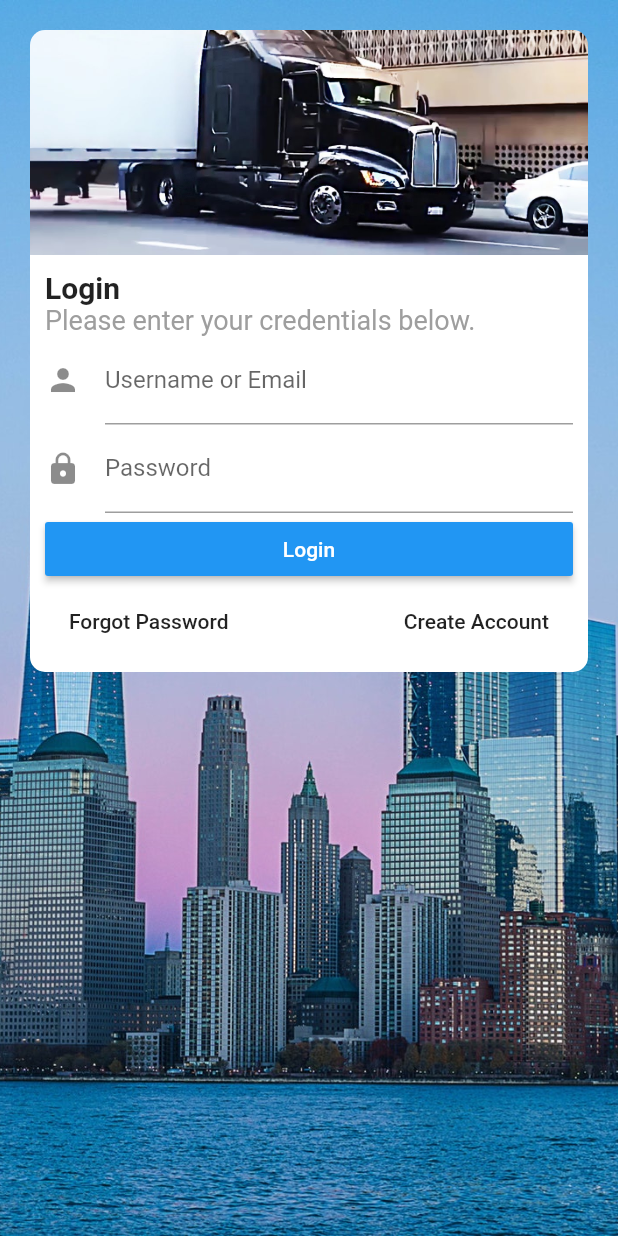
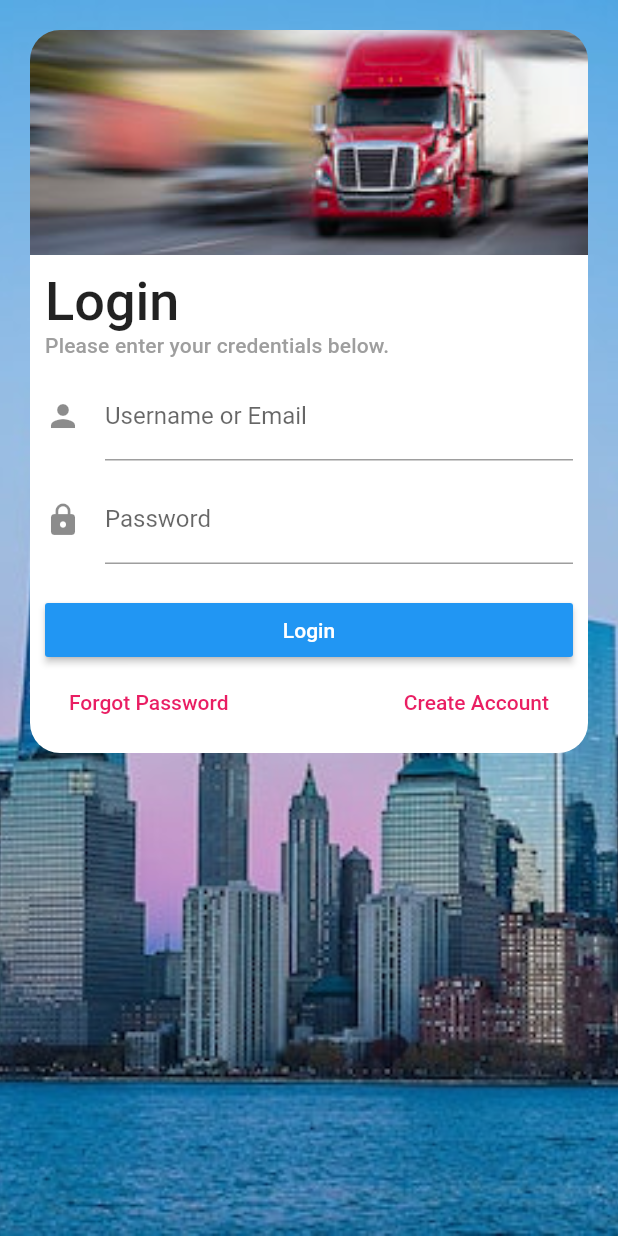
Before and after one commit to seamusv/challenge04, a Flutter app: the screen it shows after launch, on a phone screen of 412 x 824 dp. Run offline on Flutter 3.47's test engine with Material 2 defaults, Android fonts, the phone set to English and light mode, and no system bars; Roboto replaces fonts that are missing (Montserrat).

Commit message:
Fixed overflow issue

```diff
--- a/lib/main.dart
+++ b/lib/main.dart
@@ -11,6 +11,14 @@ class MyApp extends StatelessWidget {
       title: 'Flutter Demo',
       theme: ThemeData(
         primarySwatch: Colors.blue,
+        accentColor: Colors.pink,
+        fontFamily: 'Montserrat',
+        textTheme: TextTheme(
+          headline: TextStyle(fontSize: 72.0, fontWeight: FontWeight.bold),
+          title: TextStyle(fontSize: 36.0),
+          subtitle: TextStyle(color: Colors.grey),
+          body1: TextStyle(fontSize: 14.0, fontFamily: 'Hind'),
+        ),
       ),
       home: MyHomePage(),
     );
@@ -28,11 +36,19 @@ class MyHomePage extends StatelessWidget {
           image: DecorationImage(
             image: AssetImage("assets/images/city.jpg"),
             fit: BoxFit.cover,
-          )),
-          child: ListView(
-            children: <Widget>[
-              Padding(
-                padding: EdgeInsets.only(left: 20.0, right: 20.0, top: MediaQuery.of(context).padding.top + 20.0),
+          ),
+        ),
+        child: ListView(children: <Widget>[_loginPane(context)]),
+      ),
+    );
+  }
+}
+
+Widget _loginPane(context) {
+  var _theme = Theme.of(context);
+
+  return Padding(
+    padding: EdgeInsets.all(20.0),
     child: Column(
       crossAxisAlignment: CrossAxisAlignment.start,
       children: <Widget>[
@@ -40,10 +56,7 @@ class MyHomePage extends StatelessWidget {
           height: 150.0,
           child: Container(
             decoration: BoxDecoration(
-                          borderRadius: BorderRadius.only(
-                            topLeft: Radius.circular(10.0),
-                            topRight: Radius.circular(10.0),
-                          ),
+              borderRadius: BorderRadius.only(topLeft: Radius.circular(20.0), topRight: Radius.circular(20.0)),
               image: DecorationImage(
                 image: AssetImage("assets/images/truck.jpg"),
                 fit: BoxFit.cover,
@@ -53,10 +66,7 @@ class MyHomePage extends StatelessWidget {
         ),
         Container(
           decoration: BoxDecoration(
-                        borderRadius: BorderRadius.only(
-                          bottomLeft: Radius.circular(10.0),
-                          bottomRight: Radius.circular(10.0),
-                        ),
+            borderRadius: BorderRadius.only(bottomLeft: Radius.circular(20.0), bottomRight: Radius.circular(20.0)),
             color: Colors.white,
           ),
           child: Padding(
@@ -64,35 +74,36 @@ class MyHomePage extends StatelessWidget {
             child: Column(
               crossAxisAlignment: CrossAxisAlignment.start,
               children: <Widget>[
-                            SizedBox(
-                              height: 10.0,
-                            ),
+                SizedBox(height: 10.0),
                 Text(
                   'Login',
-                              style: TextStyle(fontSize: 20.0, fontWeight: FontWeight.bold),
+                  style: _theme.textTheme.title,
                 ),
                 Text(
                   'Please enter your credentials below.',
-                              style: TextStyle(fontSize: 18.0, color: Colors.grey),
+                  style: _theme.textTheme.subtitle,
                 ),
+                SizedBox(height: 10.0),
                 TextField(
                   decoration: InputDecoration(
                     labelText: 'Username or Email',
                     icon: Icon(Icons.person),
                   ),
                 ),
+                SizedBox(height: 10.0),
                 TextField(
                   decoration: InputDecoration(
                     labelText: 'Password',
                     icon: Icon(Icons.lock),
                   ),
                 ),
+                SizedBox(height: 20.0),
                 Row(
                   children: <Widget>[
                     Expanded(
-                                  child: MaterialButton(
+                      child: RaisedButton(
                         onPressed: () {},
-                                    color: Theme.of(context).primaryColor,
+                        color: _theme.primaryColor,
                         textColor: Colors.white,
                         child: new Text("Login"),
                       ),
@@ -104,28 +115,22 @@ class MyHomePage extends StatelessWidget {
                     FlatButton(
                       onPressed: () {},
                       child: Text('Forgot Password'),
+                      textColor: _theme.accentColor,
                     ),
-                                Expanded(
-                                  child: Container(),
-                                ),
+                    Expanded(child: Container()),
                     FlatButton(
                       onPressed: () {},
                       child: Text('Create Account'),
+                      textColor: _theme.accentColor,
                     ),
                   ],
                 ),
-                            SizedBox(
-                              height: 10.0,
-                            ),
+                SizedBox(height: 10.0),
               ],
             ),
           ),
         )
       ],
     ),
-              )
-            ],
-          )),
   );
 }
-}
```
Also changed, not shown: assets/images/city.jpg, assets/images/truck.jpg. Lines whose indentation alone changed are shown as unchanged.
